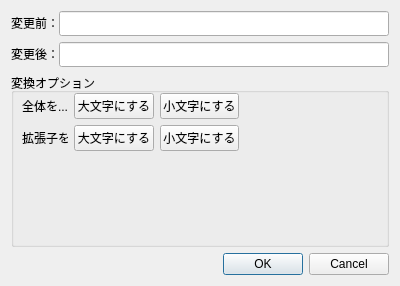
Old version of the form renamesingledialog.ui in the repository miyabi-satoh/Gefu.
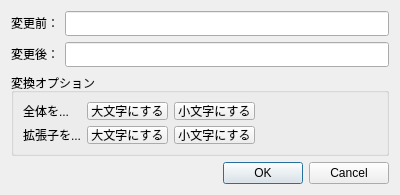
New version of the form.

The edit to the form file:
```diff
--- a/renamesingledialog.ui
+++ b/renamesingledialog.ui
@@ -10,7 +10,7 @@
     <x>0</x>
     <y>0</y>
     <width>400</width>
-    <height>286</height>
+    <height>195</height>
    </rect>
   </property>
   <property name="sizePolicy">
@@ -31,9 +31,6 @@
   <layout class="QVBoxLayout" name="verticalLayout">
    <item>
     <layout class="QHBoxLayout" name="horizontalLayout">
-     <property name="spacing">
-      <number>0</number>
-     </property>
      <item>
       <widget class="QLabel" name="label">
        <property name="sizePolicy">
@@ -63,9 +60,6 @@
    </item>
    <item>
     <layout class="QHBoxLayout" name="horizontalLayout_2">
-     <property name="spacing">
-      <number>0</number>
-     </property>
      <item>
       <widget class="QLabel" name="label_2">
        <property name="sizePolicy">
@@ -101,15 +95,8 @@
      <property name="title">
       <string>変換オプション</string>
      </property>
-     <widget class="QWidget" name="">
-      <property name="geometry">
-       <rect>
-        <x>11</x>
-        <y>20</y>
-        <width>217</width>
-        <height>58</height>
-       </rect>
-      </property>
+     <layout class="QFormLayout" name="formLayout_2">
+      <item row="0" column="0">
       <layout class="QFormLayout" name="formLayout">
        <item row="0" column="0">
         <widget class="QLabel" name="label_3">
@@ -162,7 +149,8 @@
         </layout>
        </item>
       </layout>
-     </widget>
+      </item>
+     </layout>
     </widget>
    </item>
    <item>
```
Left out of the diff: 11 changed lines with no effect on the pictures. Lines whose indentation alone changed are shown as unchanged.
